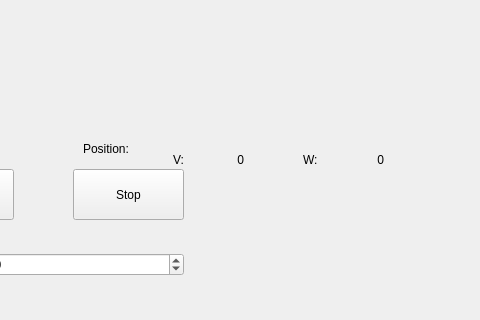
The window that NavigationOmpl/gui/teleTaxigui.ui (TheRoboticsClub/colab-gsoc2018-ArsalanAkhter) describes before a commit, drawn with Qt 5; both pictures show x 357 to 837 and y 301 to 621 of the 837 by 621 pixel window.
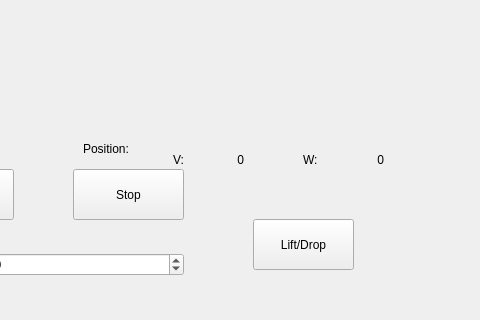
The same window after the commit. Icons and pictures are not drawn.

What changed in the file:
```diff
--- a/NavigationOmpl/gui/teleTaxigui.ui
+++ b/NavigationOmpl/gui/teleTaxigui.ui
@@ -326,6 +326,19 @@
      </item>
     </layout>
    </widget>
+   <widget class="QPushButton" name="liftDropButton">
+    <property name="geometry">
+     <rect>
+      <x>610</x>
+      <y>520</y>
+      <width>101</width>
+      <height>51</height>
+     </rect>
+    </property>
+    <property name="text">
+     <string>Lift/Drop</string>
+    </property>
+   </widget>
   </widget>
  </widget>
  <resources>
```
